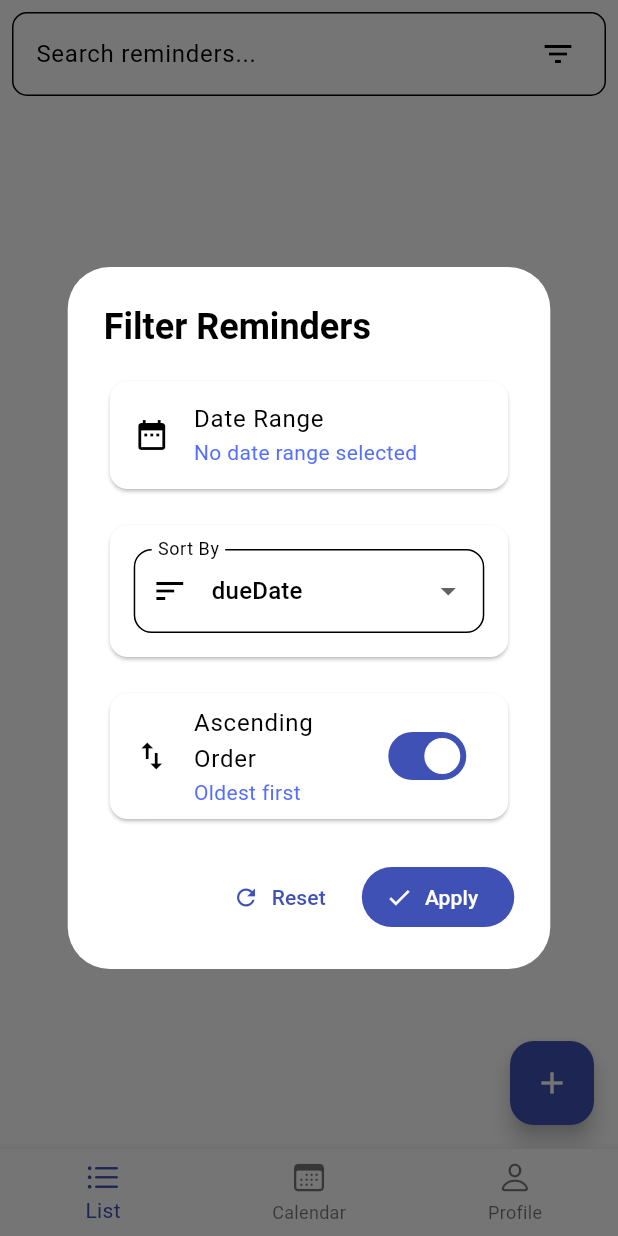
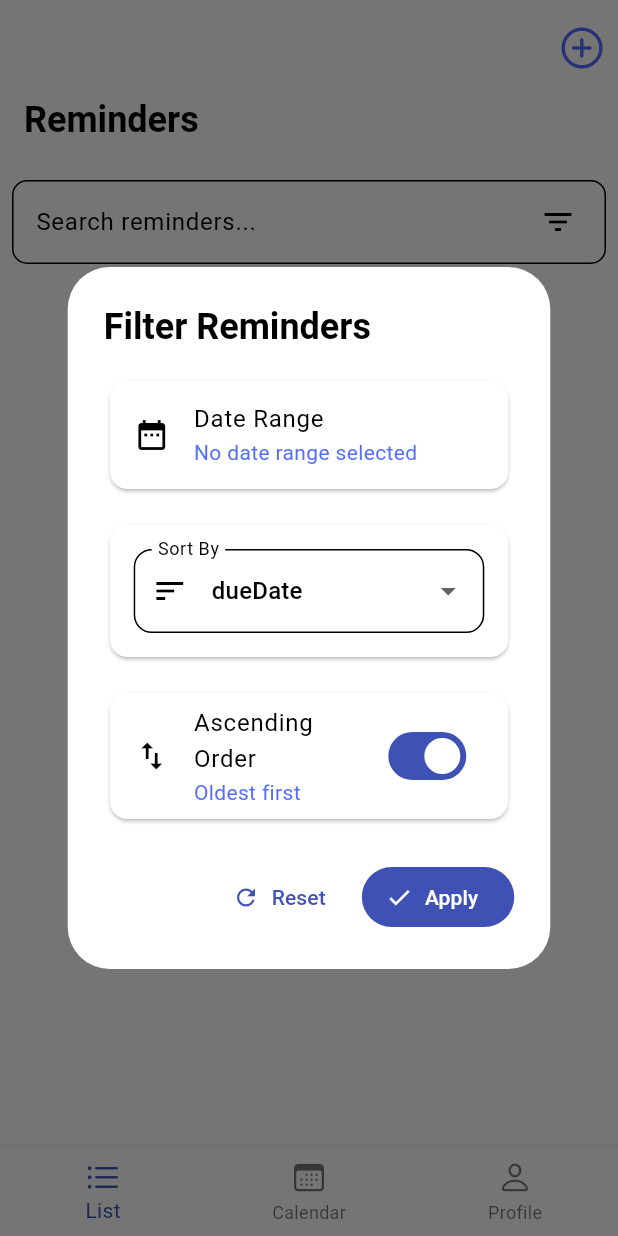
Before and after one commit to manuelduarte077/brotato-game, a Flutter app: the screen it shows after launch, after a tap on the "filter list" icon, on a phone screen of 412 x 824 dp. Run offline on Flutter 3.47's test engine with Material 3 defaults, Android fonts, the phone set to English and light mode, and no system bars; our stand-ins replace cloud_firestore, drift, firebase_auth, firebase_core, flutter_local_notifications, flutter_riverpod and 5 more; accounts and stored records are empty; generated files the repository leaves out were written again; Roboto replaces fonts that are missing (Ubuntu).

Commit message:
feat: update reminder screens with improved UI

```diff
--- a/lib/presentation/features/reminders/reminder_list_screen.dart
+++ b/lib/presentation/features/reminders/reminder_list_screen.dart
@@ -1,3 +1,4 @@
+import 'package:flutter/cupertino.dart';
 import 'package:flutter/material.dart';
 import 'package:flutter_riverpod/flutter_riverpod.dart';
 import '../../../application/providers/filter_providers.dart';
@@ -13,10 +14,41 @@ class ReminderListScreen extends ConsumerWidget {
     final filteredReminders = ref.watch(filteredRemindersProvider);
     final filterState = ref.watch(filterStateProvider);
 
-    return Scaffold(
-      body: SafeArea(
-        child: Column(
-          children: [
+    return CustomScrollView(
+      slivers: [
+        SliverAppBar.medium(
+          pinned: true,
+          title: const Text(
+            'Reminders',
+            style: TextStyle(
+              fontSize: 24,
+              fontWeight: FontWeight.bold,
+            ),
+          ),
+          floating: true,
+          actions: [
+            IconButton(
+              icon: const Icon(
+                CupertinoIcons.add_circled,
+                size: 32,
+                color: Colors.indigoAccent,
+              ),
+              onPressed: () {
+                showModalBottomSheet(
+                  context: context,
+                  showDragHandle: true,
+                  scrollControlDisabledMaxHeightRatio: 0.9,
+                  builder: (context) {
+                    return CreateReminderScreen();
+                  },
+                );
+              },
+            ),
+          ],
+        ),
+        SliverList(
+          delegate: SliverChildListDelegate(
+            [
               Padding(
                 padding: EdgeInsets.all(8.0),
                 child: SearchBar(
@@ -47,41 +79,23 @@ class ReminderListScreen extends ConsumerWidget {
                   ],
                 ),
               ),
-            Expanded(
-              child: ListView.builder(
+              ListView.builder(
+                physics: NeverScrollableScrollPhysics(),
+                shrinkWrap: true,
                 itemCount: filteredReminders.length,
                 padding: const EdgeInsets.all(8),
                 itemBuilder: (context, index) {
                   final reminder = filteredReminders[index];
+
                   return ReminderCard(
                     reminder: reminder,
-                    onTap: () {
-                      showModalBottomSheet(
-                        context: context,
-                        showDragHandle: true,
-                        scrollControlDisabledMaxHeightRatio: 0.9,
-                        builder: (context) {
-                          return CreateReminderScreen();
-                        },
                   );
                 },
-                  );
-                },
-              ),
               ),
             ],
           ),
         ),
-      floatingActionButton: FloatingActionButton(
-        onPressed: () {
-          Navigator.of(context).push(
-            MaterialPageRoute(
-              builder: (context) => const CreateReminderScreen(),
-            ),
-          );
-        },
-        child: const Icon(Icons.add),
-      ),
+      ],
     );
   }
 }
```
Also changed, not shown: lib/presentation/features/reminders/edit_reminder_screen.dart (+2 -5 lines), lib/presentation/widgets/reminder_card.dart (+8 -11 lines), lib/presentation/widgets/reminder_form.dart (+8 -0 lines). Lines whose indentation alone changed are shown as unchanged.
